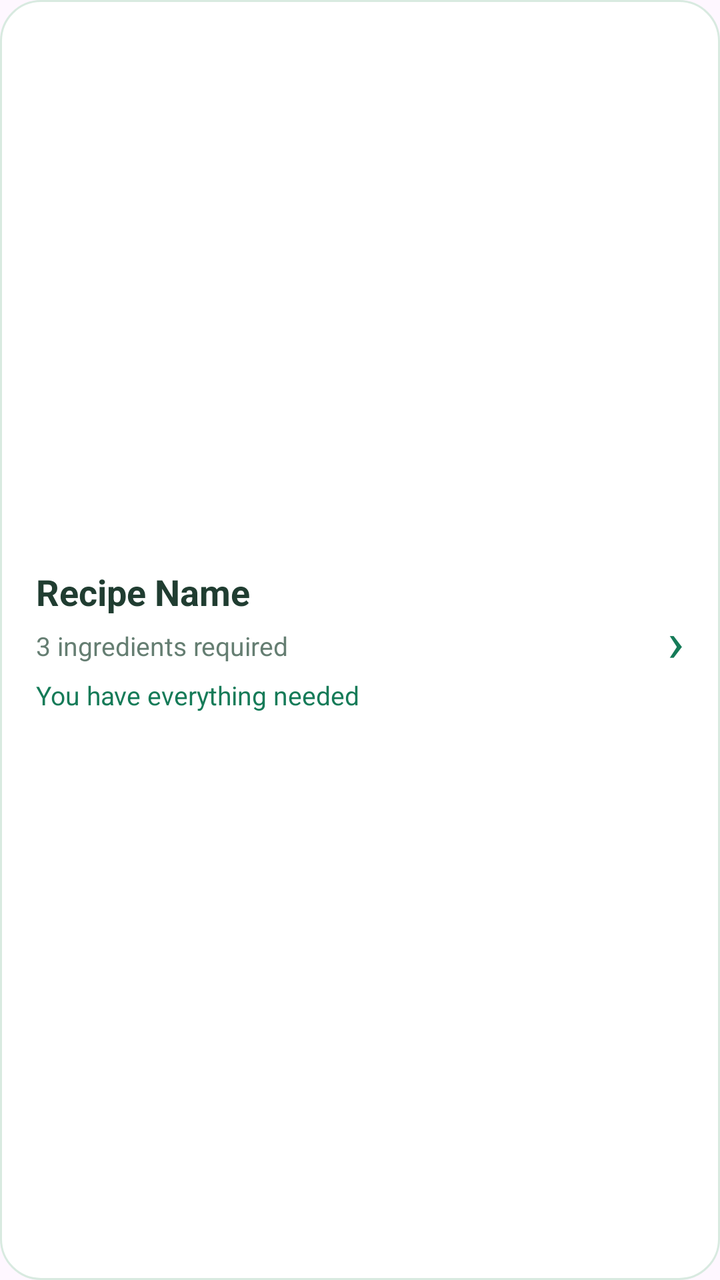
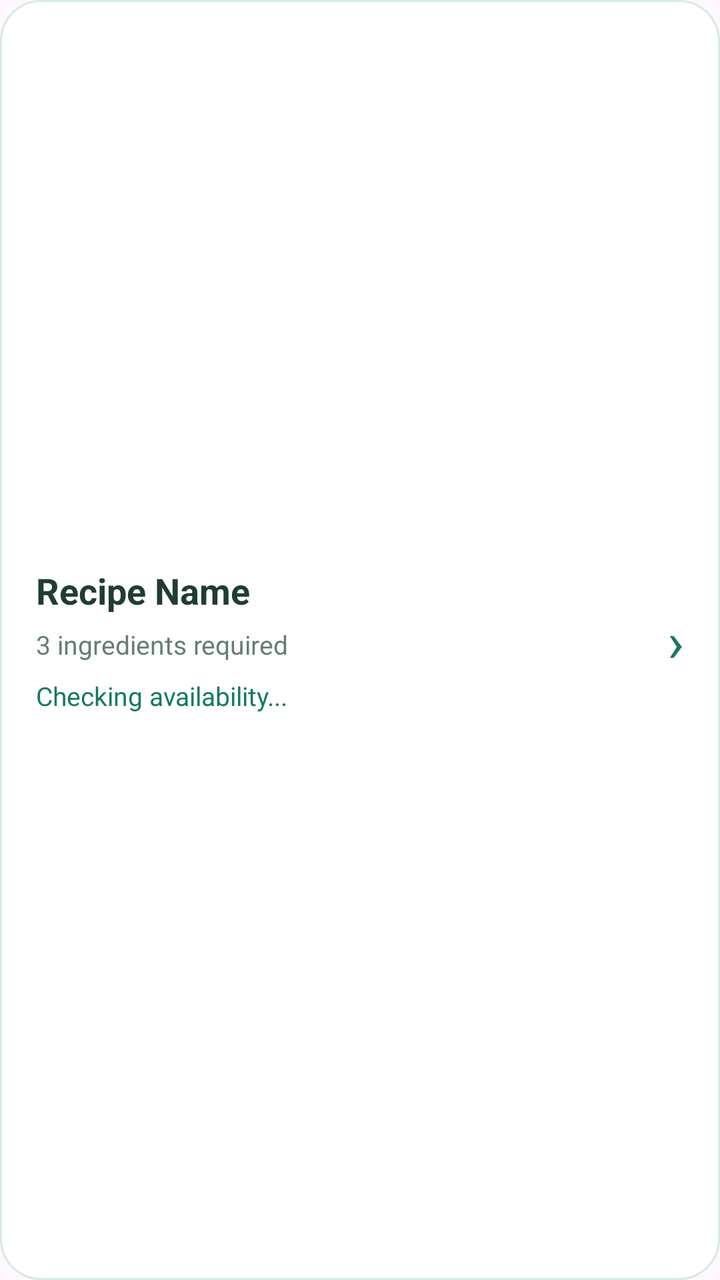

Compare the two renders of this Android layout. The source of the first and the diff that turns it into the second are given below.
<!-- AndroidManifest.xml: application theme Theme.SmartPantryManager -->
<!-- res/layout/item_suggested_recipe.xml -->
<?xml version="1.0" encoding="utf-8"?>
<LinearLayout
    xmlns:android="http://schemas.android.com/apk/res/android"
    android:layout_width="match_parent"
    android:layout_height="wrap_content"
    android:layout_marginBottom="12dp"
    android:orientation="horizontal"
    android:gravity="center_vertical"
    android:padding="18dp"
    android:background="@drawable/bg_card"
    android:clickable="true"
    android:focusable="true">

    <LinearLayout
        android:layout_width="0dp"
        android:layout_height="wrap_content"
        android:layout_weight="1"
        android:orientation="vertical">

        <TextView
            android:id="@+id/tvSuggestedRecipeName"
            android:layout_width="match_parent"
            android:layout_height="wrap_content"
            android:text="Recipe Name"
            android:textSize="18sp"
            android:textStyle="bold"
            android:textColor="@color/pantry_text" />

        <TextView
            android:id="@+id/tvSuggestedRecipeIngredients"
            android:layout_width="match_parent"
            android:layout_height="wrap_content"
            android:layout_marginTop="6dp"
            android:text="3 ingredients required"
            android:textSize="13sp"
            android:textColor="@color/pantry_muted" />

        <TextView
            android:layout_width="match_parent"
            android:layout_height="wrap_content"
            android:layout_marginTop="7dp"
            android:text="You have everything needed"
            android:textSize="13sp"
            android:textColor="@color/pantry_green_dark" />

    </LinearLayout>

    <TextView
        android:layout_width="wrap_content"
        android:layout_height="wrap_content"
        android:layout_marginStart="12dp"
        android:text="›"
        android:textSize="28sp"
        android:textColor="@color/pantry_green_dark" />

</LinearLayout>
<!-- resources referenced by this layout -->
<resources>
  <color name="pantry_green_dark">#157B58</color>
  <color name="pantry_muted">#657E72</color>
  <color name="pantry_text">#203D31</color>
  <!-- drawable bg_card (drawable) -->
  <?xml version="1.0" encoding="utf-8"?>
  <shape xmlns:android="http://schemas.android.com/apk/res/android"
      android:shape="rectangle">
  
      <solid
          android:color="@color/pantry_white" />
  
      <corners
          android:radius="20dp" />
  
      <stroke
          android:width="1dp"
          android:color="@color/pantry_border" />
  
  </shape>
  <style name="Theme.SmartPantryManager" parent="Base.Theme.SmartPantryManager" />
  <color name="pantry_white">#FFFFFF</color>
  <color name="pantry_border">#D8EAE0</color>
  <style name="Base.Theme.SmartPantryManager" parent="Theme.Material3.DayNight.NoActionBar">
          
          
      </style>
</resources>

<!-- the commit's change to res/layout/item_suggested_recipe.xml (unified diff, before → after) -->
@@ -35,13 +35,16 @@
             android:textSize="13sp"
             android:textColor="@color/pantry_muted" />
 
+
         <TextView
+            android:id="@+id/tvRecipeAvailability"
             android:layout_width="match_parent"
             android:layout_height="wrap_content"
-            android:layout_marginTop="7dp"
-            android:text="You have everything needed"
+            android:layout_marginTop="8dp"
+            android:text="Checking availability..."
             android:textSize="13sp"
             android:textColor="@color/pantry_green_dark" />
+
 
     </LinearLayout>
 
